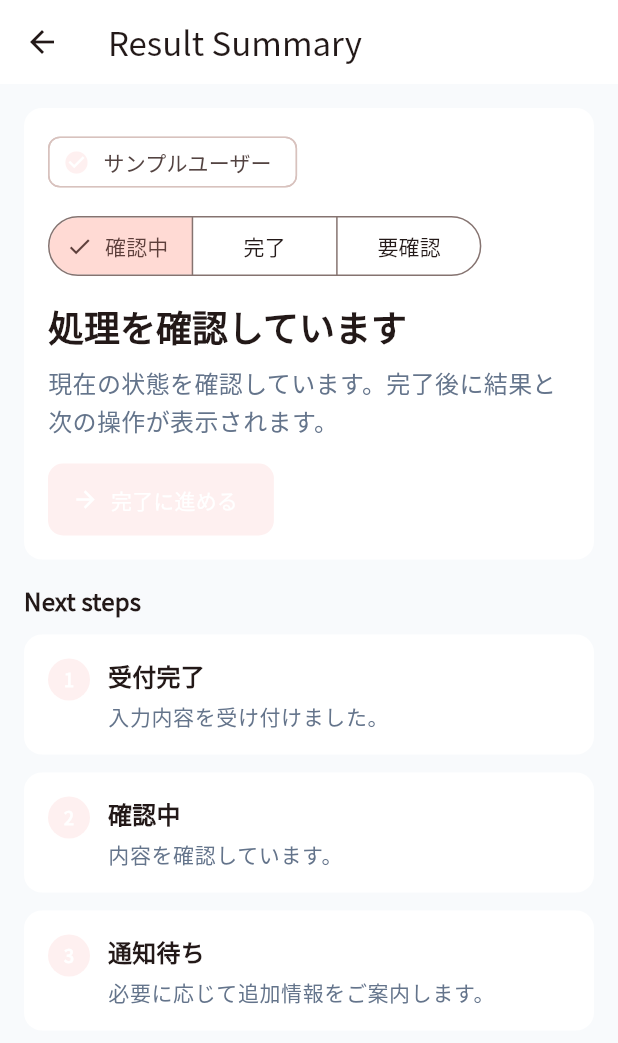
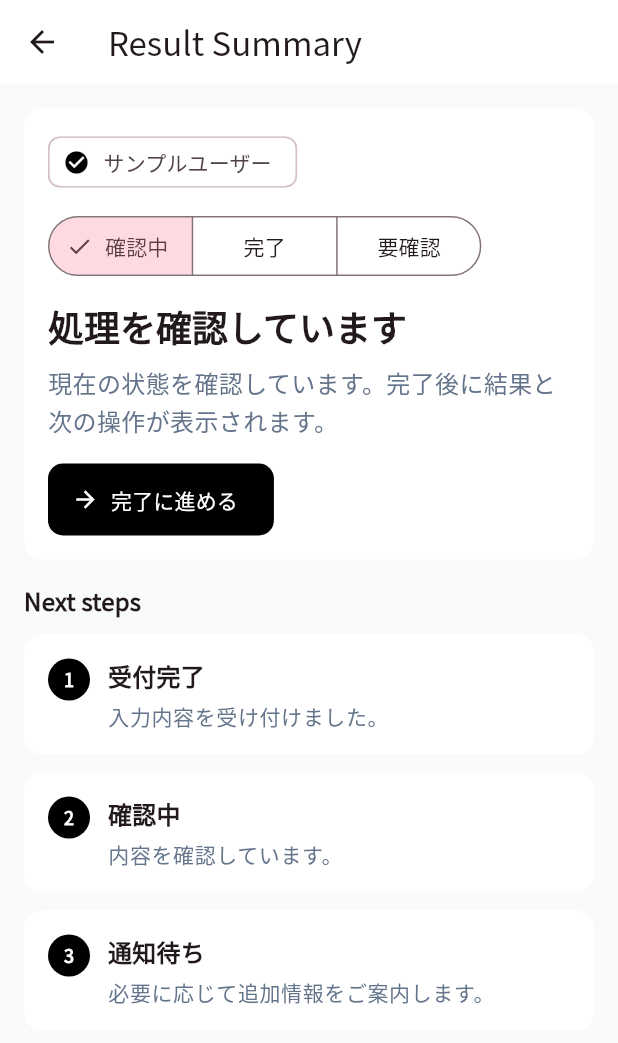
Before and after one commit to sakusaku3939/flutter-widget-previewer-test, a Flutter app: the ResultSummaryScreen screen opened by its route, on a phone screen of 412 x 824 dp. Shown: the top 1043 px of the screen. Run offline on Flutter 3.47's test engine with Material 3 defaults, Android fonts, the phone set to English and light mode, and no system bars; our stand-ins replace flutter_riverpod, glob; missing offline and left inert: analyzer, build.

Commit message:
Fix primary color alpha value

```diff
--- a/lib/src/core/design/app_tokens.dart
+++ b/lib/src/core/design/app_tokens.dart
@@ -3,7 +3,7 @@ import 'package:flutter/material.dart';
 class AppTokens {
   const AppTokens._();
 
-  static const Color primary = Color(0xFF00000);
+  static const Color primary = Color(0xFF000000);
   static const Color background = Color(0xFFF8FAFC);
   static const Color surface = Color(0xFFFFFFFF);
   static const Color text = Color(0xFF111827);
```
